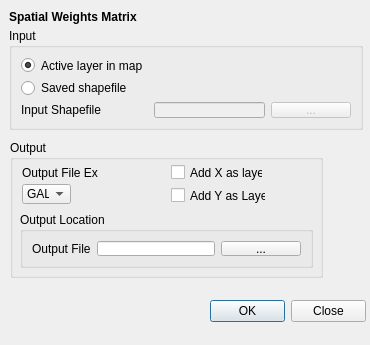
This is qgisplugin/PysalPlugin/weights/ui_weights.ui in jreades/starspy as Qt 5 draws it before an edit. The edited form follows.
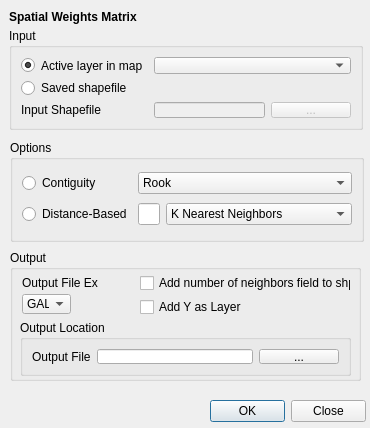
This is the edited form.

Commit message: Added dropdown menu of layers in weights

Patch:
```diff
--- a/qgisplugin/PysalPlugin/weights/ui_weights.ui
+++ b/qgisplugin/PysalPlugin/weights/ui_weights.ui
@@ -10,7 +10,7 @@
     <x>0</x>
     <y>0</y>
     <width>370</width>
-    <height>345</height>
+    <height>428</height>
    </rect>
   </property>
   <property name="acceptDrops">
@@ -23,7 +23,7 @@
    <property name="geometry">
     <rect>
      <x>210</x>
-     <y>300</y>
+     <y>400</y>
      <width>156</width>
      <height>23</height>
     </rect>
@@ -64,9 +64,9 @@
    <property name="geometry">
     <rect>
      <x>10</x>
-     <y>140</y>
-     <width>313</width>
-     <height>138</height>
+     <y>250</y>
+     <width>351</width>
+     <height>131</height>
     </rect>
    </property>
    <property name="title">
@@ -76,8 +76,8 @@
     <property name="geometry">
      <rect>
       <x>10</x>
-      <y>72</y>
-      <width>293</width>
+      <y>70</y>
+      <width>331</width>
       <height>56</height>
      </rect>
     </property>
@@ -167,31 +167,31 @@
      </property>
     </item>
    </widget>
-   <widget class="QCheckBox" name="addX">
+   <widget class="QWidget" name="">
     <property name="geometry">
      <rect>
-      <x>161</x>
+      <x>130</x>
       <y>24</y>
-      <width>92</width>
-      <height>17</height>
+      <width>211</width>
+      <height>42</height>
      </rect>
     </property>
-    <property name="text">
-     <string>Add X as layer</string>
-    </property>
-   </widget>
-   <widget class="QCheckBox" name="addY">
-    <property name="geometry">
-     <rect>
-      <x>161</x>
-      <y>47</y>
-      <width>95</width>
-      <height>17</height>
-     </rect>
-    </property>
-    <property name="text">
-     <string>Add Y as Layer</string>
-    </property>
+    <layout class="QVBoxLayout" name="verticalLayout">
+     <item>
+      <widget class="QCheckBox" name="addNumNeighbors">
+       <property name="text">
+        <string>Add number of neighbors field to shp</string>
+       </property>
+      </widget>
+     </item>
+     <item>
+      <widget class="QCheckBox" name="addY">
+       <property name="text">
+        <string>Add Y as Layer</string>
+       </property>
+      </widget>
+     </item>
+    </layout>
    </widget>
   </widget>
   <widget class="QGroupBox" name="groupBox_3">
@@ -260,6 +260,117 @@
       </property>
      </widget>
     </item>
+    <item row="0" column="1" colspan="2">
+     <widget class="QComboBox" name="sourceLayer"/>
+    </item>
+   </layout>
+  </widget>
+  <widget class="QGroupBox" name="optionBox">
+   <property name="geometry">
+    <rect>
+     <x>10</x>
+     <y>140</y>
+     <width>354</width>
+     <height>102</height>
+    </rect>
+   </property>
+   <property name="title">
+    <string>Options</string>
+   </property>
+   <layout class="QGridLayout" name="gridLayout_5">
+    <item row="1" column="0">
+     <widget class="QRadioButton" name="rbDistance">
+      <property name="text">
+       <string>Distance-Based</string>
+      </property>
+     </widget>
+    </item>
+    <item row="0" column="1" colspan="2">
+     <widget class="QComboBox" name="contComboBox">
+      <item>
+       <property name="text">
+        <string>Rook</string>
+       </property>
+      </item>
+      <item>
+       <property name="text">
+        <string>Queen</string>
+       </property>
+      </item>
+      <item>
+       <property name="text">
+        <string>Bishop</string>
+       </property>
+      </item>
+     </widget>
+    </item>
+    <item row="0" column="0">
+     <widget class="QRadioButton" name="rbContiguity">
+      <property name="text">
+       <string>Contiguity</string>
+      </property>
+     </widget>
+    </item>
+    <item row="1" column="2">
+     <widget class="QComboBox" name="distMethod">
+      <property name="sizePolicy">
+       <sizepolicy hsizetype="Expanding" vsizetype="Fixed">
+        <horstretch>0</horstretch>
+        <verstretch>0</verstretch>
+       </sizepolicy>
+      </property>
+      <item>
+       <property name="text">
+        <string>K Nearest Neighbors</string>
+       </property>
+      </item>
+      <item>
+       <property name="text">
+        <string>r Nearest Neighbors</string>
+       </property>
+      </item>
+      <item>
+       <property name="text">
+        <string>Euclidean</string>
+       </property>
+      </item>
+      <item>
+       <property name="text">
+        <string>Manhattan</string>
+       </property>
+      </item>
+      <item>
+       <property name="text">
+        <string>Max nn-distance Band</string>
+       </property>
+      </item>
+      <item>
+       <property name="text">
+        <string>I just kept listing slides from Serge</string>
+       </property>
+      </item>
+      <item>
+       <property name="text">
+        <string>What fits/doesn't fit here</string>
+       </property>
+      </item>
+      <item>
+       <property name="text">
+        <string/>
+       </property>
+      </item>
+     </widget>
+    </item>
+    <item row="1" column="1">
+     <widget class="QLineEdit" name="inputDistance">
+      <property name="sizePolicy">
+       <sizepolicy hsizetype="Expanding" vsizetype="Fixed">
+        <horstretch>0</horstretch>
+        <verstretch>0</verstretch>
+       </sizepolicy>
+      </property>
+     </widget>
+    </item>
    </layout>
   </widget>
  </widget>
```
Left out of the diff: 130 changed lines with no effect on the pictures. The commit also changes 6 other files.
